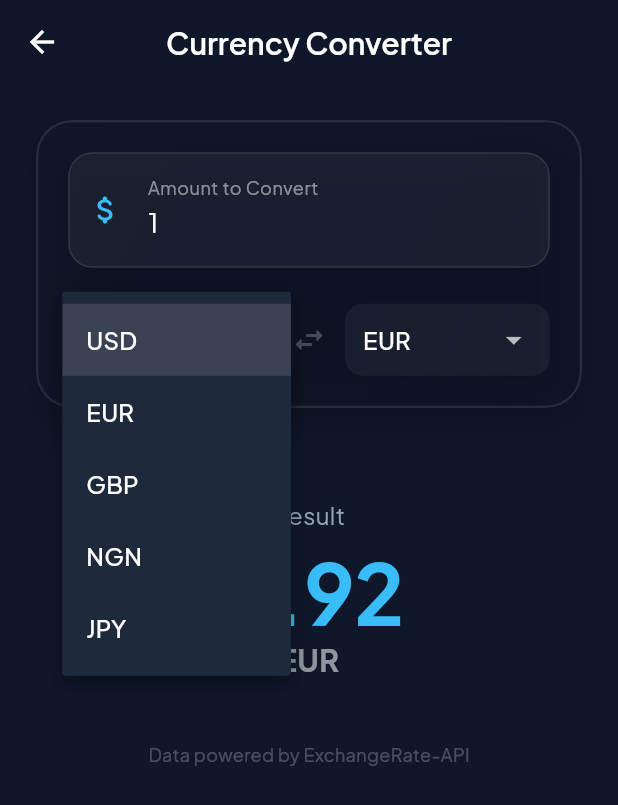
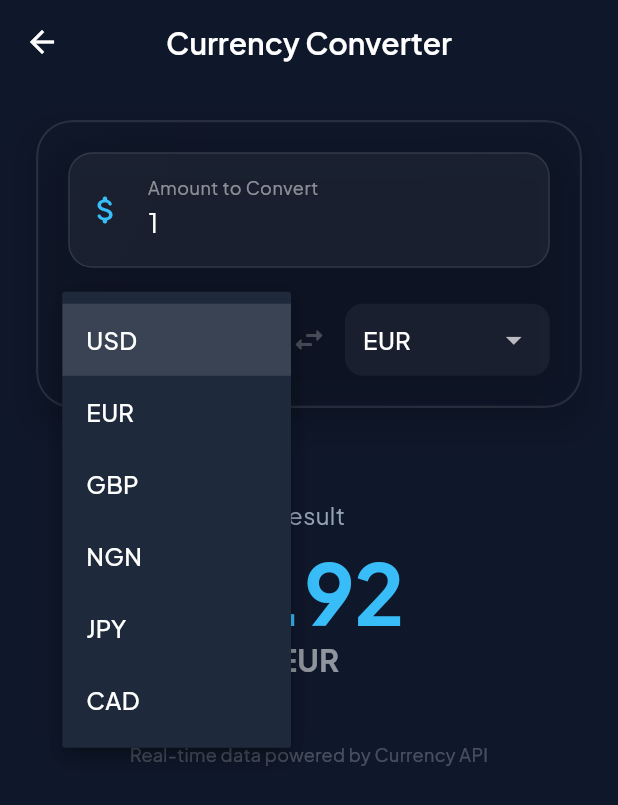
Before and after one commit to psmithese/Smarttoolkit, a Flutter app: the CurrencyConverterScreen screen opened by its route, after a tap on "USD", on a phone screen of 412 x 824 dp. Shown: the top 805 px of the screen. Run offline on Flutter 3.47's test engine with Material 3 defaults, Android fonts, the phone set to English and light mode, and no system bars; our stand-ins replace flutter_animate, google_fonts, shared_preferences; accounts and stored records are empty; network calls fail.

Commit message:
Fix currency converter: replace broken API with reliable keyless source

```diff
--- a/lib/features/currency_converter/currency_converter_screen.dart
+++ b/lib/features/currency_converter/currency_converter_screen.dart
@@ -95,7 +95,7 @@ class _CurrencyConverterScreenState extends State<CurrencyConverterScreen> {
                 ),
                 const SizedBox(height: 40),
                 const Text(
-                  "Data powered by ExchangeRate-API",
+                  "Real-time data powered by Currency API",
                   style: TextStyle(color: Colors.white24, fontSize: 12),
                 ),
               ],
--- a/lib/features/currency_converter/currency_repository.dart
+++ b/lib/features/currency_converter/currency_repository.dart
@@ -2,32 +2,32 @@ import 'dart:convert';
 import 'package:http/http.dart' as http;
 
 class CurrencyRepository {
-  // Using a test API key for demonstration.
-  // In a real app, this should be in an environment variable.
-  final String _apiKey = "f60f64483984d436a107386c"; // Sample key for ExchangeRate-API
-
   Future<Map<String, double>> fetchRates(String baseCurrency) async {
-    final url = "https://v6.exchangerate-api.com/v6/$_apiKey/latest/$baseCurrency";
+    final code = baseCurrency.toLowerCase();
+    final url = "https://cdn.jsdelivr.net/npm/@fawazahmed0/currency-api@latest/v1/currencies/$code.json";
 
     try {
       final response = await http.get(Uri.parse(url));
 
       if (response.statusCode == 200) {
         final data = json.decode(response.body);
-        if (data['result'] == 'success') {
-          Map<String, dynamic> rates = data['conversion_rates'];
-          return rates.map((key, value) => MapEntry(key, value.toDouble()));
+        if (data[code] != null) {
+          Map<String, dynamic> rates = data[code];
+          // Map keys to uppercase and ensure values are doubles
+          return rates.map((key, value) => MapEntry(key.toUpperCase(), value.toDouble()));
         }
       }
       throw Exception("Failed to load currency rates");
     } catch (e) {
-      // Return basic mock rates if API fails or No Internet
+      // Improved fallback: provide a basic set of rates if network fails.
+      // Note: In production, we might want to cache the last successful rates.
       return {
         "USD": 1.0,
         "EUR": 0.92,
         "GBP": 0.79,
-        "NGN": 1500.0,
+        "NGN": 1550.0,
         "JPY": 151.0,
+        "CAD": 1.36,
       };
     }
   }
--- a/lib/features/currency_converter/currency_view_model.dart
+++ b/lib/features/currency_converter/currency_view_model.dart
@@ -50,6 +50,12 @@ class CurrencyViewModel extends ChangeNotifier {
   }
 
   void calculate(String amountText) {
+    if (amountText.isEmpty) {
+      _result = 0.0;
+      notifyListeners();
+      return;
+    }
+
     double? amount = double.tryParse(amountText);
     if (amount != null && _rates.containsKey(_toCurrency)) {
       _result = amount * _rates[_toCurrency]!;
```
